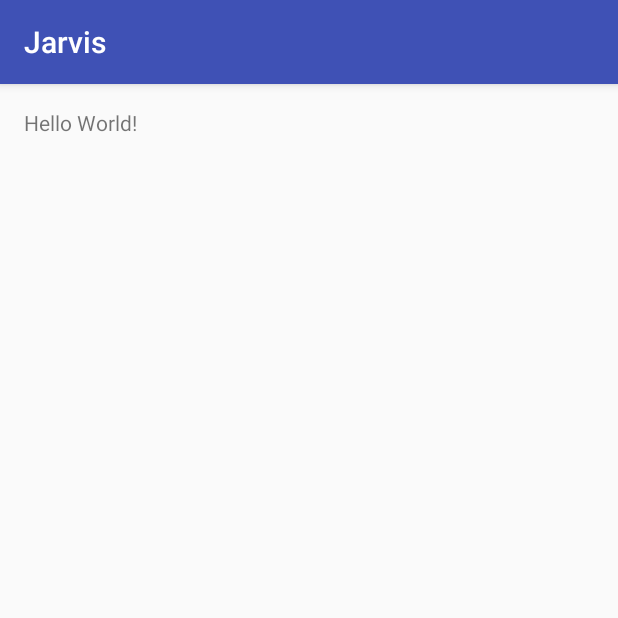
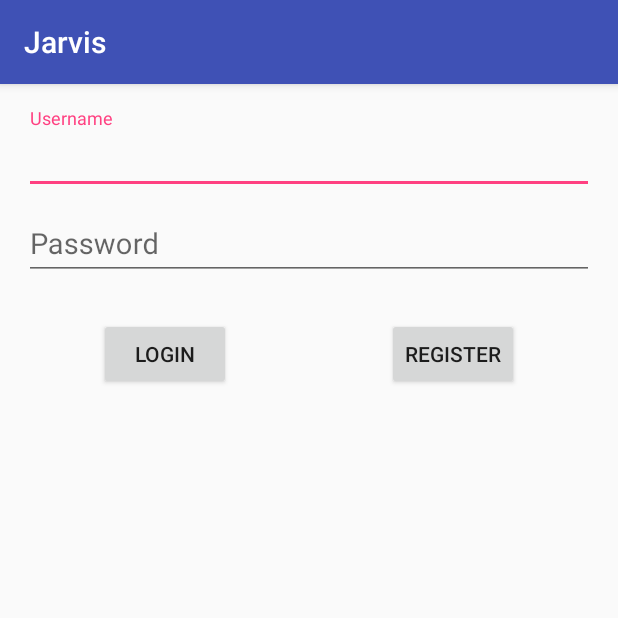
Before and after one commit to noureldin-khaled/Jarvis_Android, an Android app: the screen it shows after launch (MainActivity before the commit, LoginActivity after it), on a phone screen of 412 x 824 dp, the top half of it. Run offline under Robolectric (Android 15) with nearby library versions, the phone set to English and light mode, and no system bars.

Commit message:
Finished login view with validations

```diff
--- a/app/build.gradle
+++ b/app/build.gradle
@@ -23,4 +23,5 @@ dependencies {
     compile fileTree(dir: 'libs', include: ['*.jar'])
     testCompile 'junit:junit:4.12'
     compile 'com.android.support:appcompat-v7:24.2.0'
+    compile 'com.android.support:design:24.2.0'
 }
--- a/app/src/main/AndroidManifest.xml
+++ b/app/src/main/AndroidManifest.xml
@@ -8,7 +8,8 @@
         android:label="@string/app_name"
         android:supportsRtl="true"
         android:theme="@style/AppTheme">
-        <activity android:name=".MainActivity">
+        <activity android:name=".MainActivity"></activity>
+        <activity android:name=".LoginActivity">
             <intent-filter>
                 <action android:name="android.intent.action.MAIN" />
 
--- /dev/null
+++ b/app/src/main/java/com/iot/guc/jarvis/LoginActivity.java
@@ -0,0 +1,73 @@
+package com.iot.guc.jarvis;
+
+import android.support.design.widget.TextInputLayout;
+import android.support.v7.app.AppCompatActivity;
+import android.os.Bundle;
+import android.util.Log;
+import android.view.View;
+import android.widget.Button;
+import android.widget.EditText;
+
+public class LoginActivity extends AppCompatActivity {
+    private final String TAG = "DBG";
+    private EditText username, password;
+    private TextInputLayout layout_username, layout_password;
+    private Button login, register;
+
+    @Override
+    protected void onCreate(Bundle savedInstanceState) {
+        super.onCreate(savedInstanceState);
+        setContentView(R.layout.activity_login);
+
+        username = (EditText) findViewById(R.id.username);
+        layout_username = (TextInputLayout) findViewById(R.id.layout_username);
+        password = (EditText) findViewById(R.id.password);
+        layout_password = (TextInputLayout) findViewById(R.id.layout_password);
+        login = (Button) findViewById(R.id.login);
+        register = (Button) findViewById(R.id.register);
+    }
+
+    public void registerClicked(View view) {
+        if (username.getText().toString().isEmpty()) {
+            layout_username.setErrorEnabled(true);
+            layout_username.setError("Please Enter a Username");
+            username.requestFocus();
+            return;
+        }
+        layout_username.setError(null);
+        layout_username.setErrorEnabled(false);
+
+        if (password.getText().toString().isEmpty()) {
+            layout_password.setErrorEnabled(true);
+            layout_password.setError("Please Enter a Password");
+            password.requestFocus();
+            return;
+        }
+        layout_password.setError(null);
+        layout_password.setErrorEnabled(false);
+
+        Log.i(TAG, "registerClicked: Now you register");
+    }
+
+    public void loginClicked(View view) {
+        if (username.getText().toString().isEmpty()) {
+            layout_username.setErrorEnabled(true);
+            layout_username.setError("Please Enter a Username");
+            username.requestFocus();
+            return;
+        }
+        layout_username.setError(null);
+        layout_username.setErrorEnabled(false);
+
+        if (password.getText().toString().isEmpty()) {
+            layout_password.setErrorEnabled(true);
+            layout_password.setError("Please Enter a Password");
+            password.requestFocus();
+            return;
+        }
+        layout_password.setError(null);
+        layout_password.setErrorEnabled(false);
+
+        Log.i(TAG, "registerClicked: Now you login");
+    }
+}
--- /dev/null
+++ b/app/src/main/res/color/selector_password_visibility_toggle.xml
@@ -0,0 +1,5 @@
+<?xml version="1.0" encoding="utf-8"?>
+<selector xmlns:android="http://schemas.android.com/apk/res/android">
+    <item android:color="@color/passwordVisible" android:state_checked="true"></item>
+    <item android:color="@color/passwordHidden"></item>
+</selector>
--- /dev/null
+++ b/app/src/main/res/layout/activity_login.xml
@@ -0,0 +1,65 @@
+<?xml version="1.0" encoding="utf-8"?>
+<RelativeLayout xmlns:android="http://schemas.android.com/apk/res/android"
+    xmlns:tools="http://schemas.android.com/tools"
+    xmlns:app="http://schemas.android.com/apk/res-auto"
+    android:id="@+id/activity_login"
+    android:layout_width="match_parent"
+    android:layout_height="match_parent"
+    android:paddingBottom="@dimen/activity_vertical_margin"
+    android:paddingLeft="@dimen/activity_horizontal_margin"
+    android:paddingRight="@dimen/activity_horizontal_margin"
+    android:paddingTop="@dimen/activity_vertical_margin"
+    tools:context="com.iot.guc.jarvis.LoginActivity">
+
+    <android.support.design.widget.TextInputLayout
+        android:id="@+id/layout_username"
+        android:layout_width="match_parent"
+        android:layout_height="wrap_content">
+
+    <EditText
+        android:id="@+id/username"
+        android:layout_width="match_parent"
+        android:layout_height="wrap_content"
+        android:textSize="19dp"
+        android:hint="Username" />
+    </android.support.design.widget.TextInputLayout>
+
+    <android.support.design.widget.TextInputLayout
+        android:id="@+id/layout_password"
+        android:layout_width="match_parent"
+        android:layout_height="wrap_content"
+        android:layout_below="@id/layout_username"
+        app:passwordToggleTint="@color/selector_password_visibility_toggle">
+
+    <EditText
+        android:id="@+id/password"
+        android:layout_width="match_parent"
+        android:layout_height="wrap_content"
+        android:inputType="textPassword"
+        android:layout_marginTop="10dp"
+        android:textSize="19dp"
+        android:hint="Password" />
+    </android.support.design.widget.TextInputLayout>
+
+    <Button
+        android:id="@+id/login"
+        android:layout_width="wrap_content"
+        android:layout_height="wrap_content"
+        android:text="Login"
+        android:layout_below="@id/layout_password"
+        android:layout_alignParentLeft="true"
+        android:layout_marginLeft="50dp"
+        android:layout_marginTop="25dp"
+        android:onClick="loginClicked"/>
+
+    <Button
+        android:id="@+id/register"
+        android:layout_width="wrap_content"
+        android:layout_height="wrap_content"
+        android:text="Register"
+        android:layout_below="@id/layout_password"
+        android:layout_alignParentRight="true"
+        android:layout_marginRight="50dp"
+        android:layout_marginTop="25dp"
+        android:onClick="registerClicked"/>
+</RelativeLayout>
--- a/app/src/main/res/values/colors.xml
+++ b/app/src/main/res/values/colors.xml
@@ -3,4 +3,6 @@
     <color name="colorPrimary">#3F51B5</color>
     <color name="colorPrimaryDark">#303F9F</color>
     <color name="colorAccent">#FF4081</color>
+    <color name="passwordVisible">#000000</color>
+    <color name="passwordHidden">#7c7c7c</color>
 </resources>
--- a/build.gradle
+++ b/build.gradle
@@ -5,7 +5,7 @@ buildscript {
         jcenter()
     }
     dependencies {
-        classpath 'com.android.tools.build:gradle:2.1.3'
+        classpath 'com.android.tools.build:gradle:2.2.3'
 
         // NOTE: Do not place your application dependencies here; they belong
         // in the individual module build.gradle files
```
